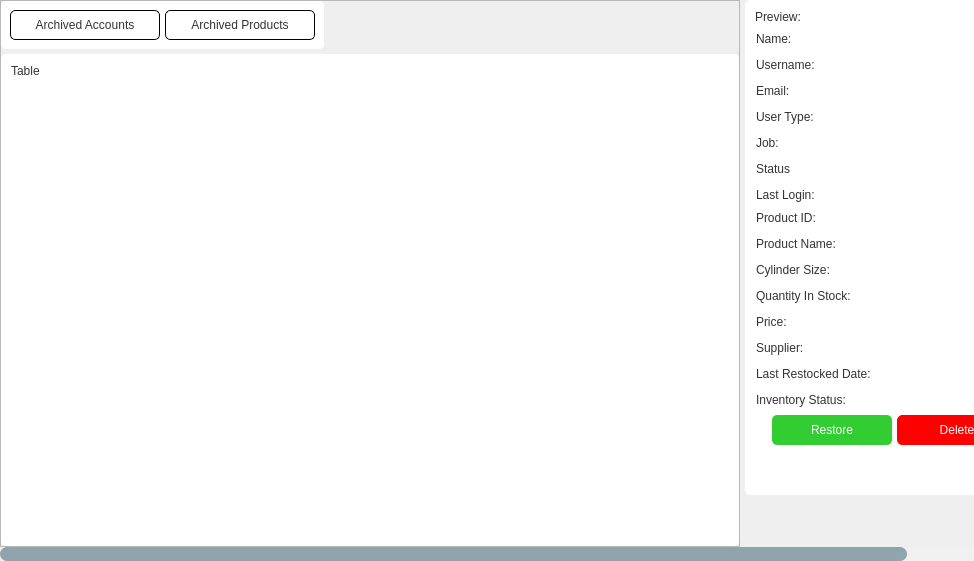
Old version of the form app/src/ui/NEW/archive_page.ui in the repository Kazu0210/Inventory-System.
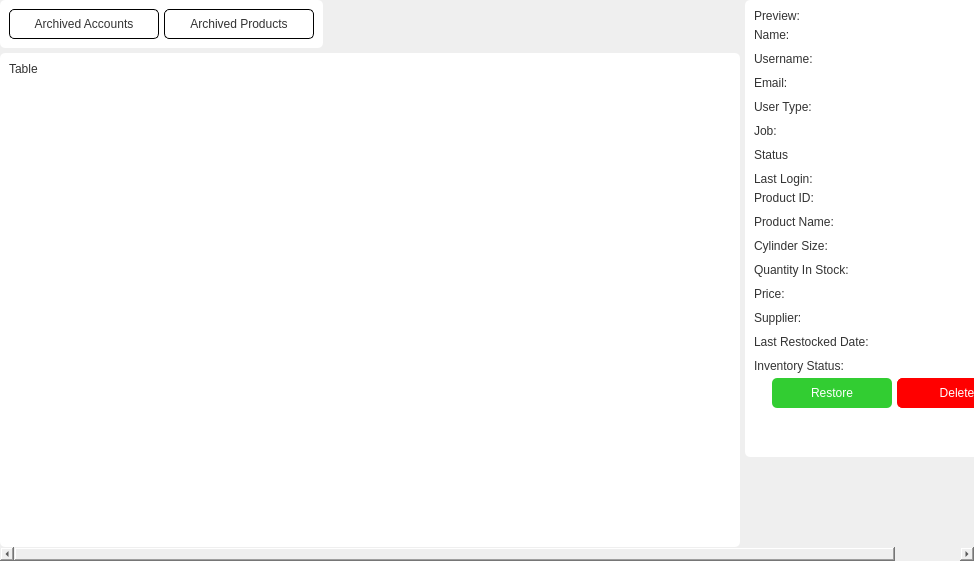
New version of the form.

Commit message: removed the borders from the ui

```diff
--- a/app/src/ui/NEW/archive_page.ui
+++ b/app/src/ui/NEW/archive_page.ui
@@ -16,6 +16,7 @@
   <property name="styleSheet">
    <string notr="true">*{
 font: 10pt &quot;Noto Sans&quot;;
+border: none;
 }
 </string>
   </property>
@@ -90,7 +91,7 @@
         <x>0</x>
         <y>0</y>
         <width>1045</width>
-        <height>544</height>
+        <height>547</height>
        </rect>
       </property>
       <layout class="QHBoxLayout" name="horizontalLayout">
```
The commit also changes 9955 other files.
